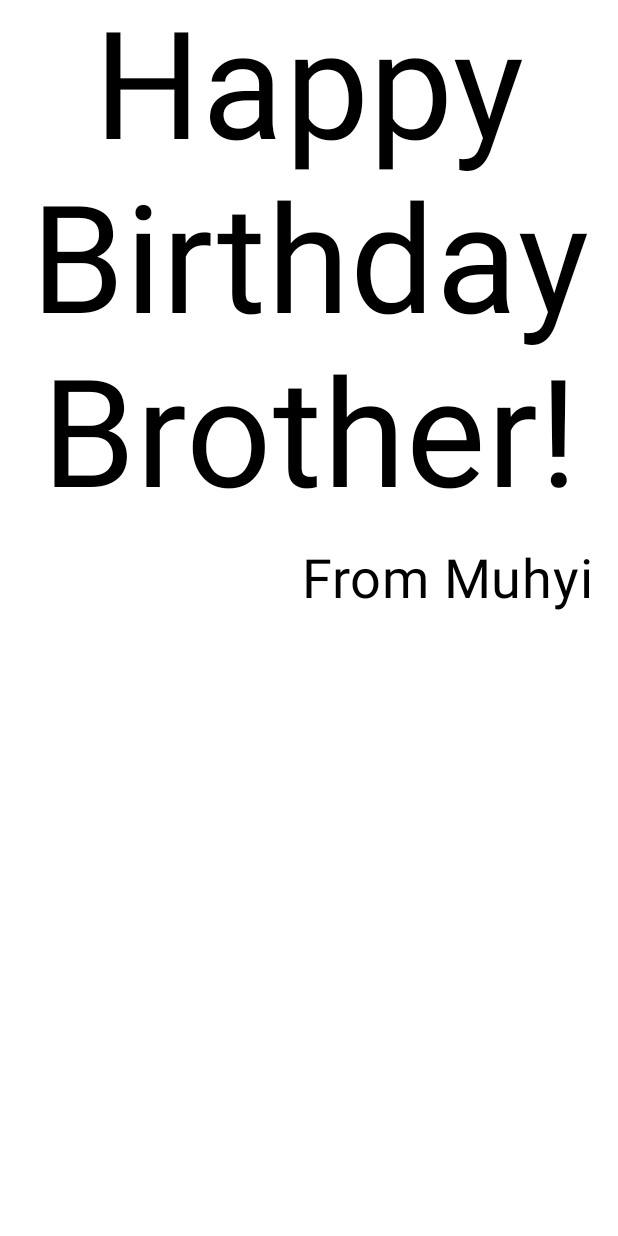
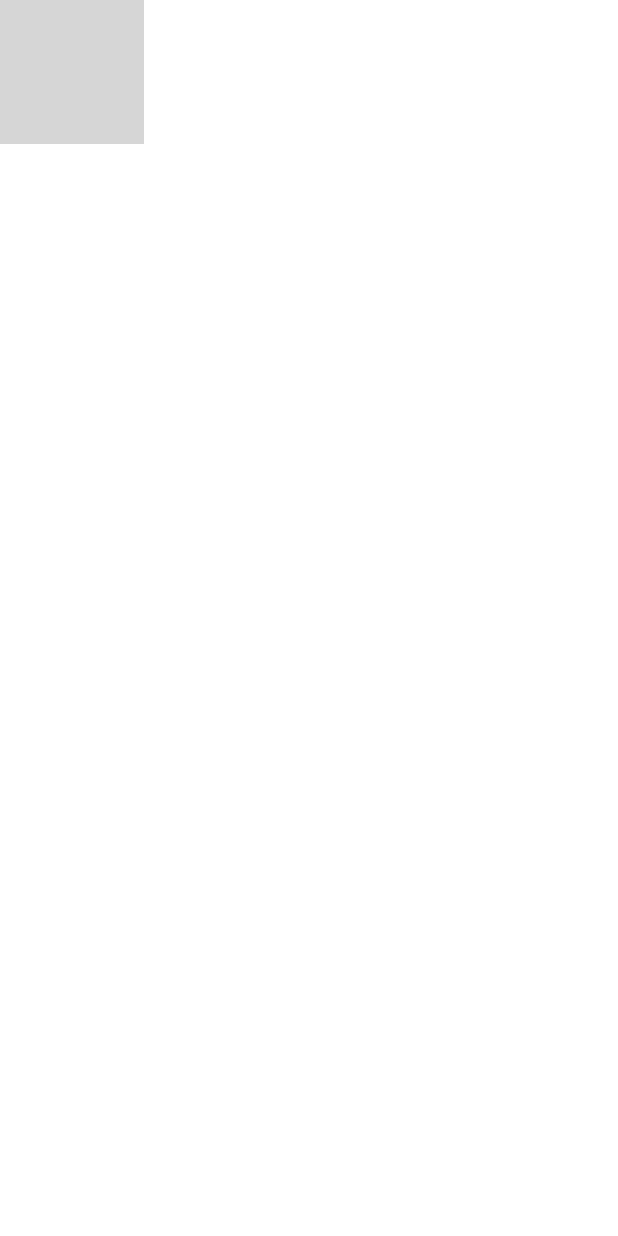
Before and after one commit to muhyi7/Happy-Birthday, an Android app built with Jetpack Compose: the @Preview function BirthdayCardPreview, on a phone screen of 412 x 824 dp. Run offline under Robolectric (Android 15) with nearby library versions, the phone set to English and light mode, and no system bars; grey boxes are pictures that could not be loaded.

Commit message:
add image

```diff
--- a/app/src/main/java/com/polije/happybirthday/MainActivity.kt
+++ b/app/src/main/java/com/polije/happybirthday/MainActivity.kt
@@ -4,6 +4,7 @@ import android.os.Bundle
 import android.os.Message
 import androidx.activity.ComponentActivity
 import androidx.activity.compose.setContent
+import androidx.compose.foundation.Image
 import androidx.compose.foundation.layout.Arrangement
 import androidx.compose.foundation.layout.Column
 import androidx.compose.foundation.layout.Row
@@ -15,11 +16,13 @@ import androidx.compose.material3.Text
 import androidx.compose.runtime.Composable
 import androidx.compose.ui.Alignment
 import androidx.compose.ui.Modifier
+import androidx.compose.ui.res.painterResource
 import androidx.compose.ui.text.style.TextAlign
 import androidx.compose.ui.tooling.preview.Preview
 import androidx.compose.ui.unit.dp
 import androidx.compose.ui.unit.sp
 import com.polije.happybirthday.ui.theme.HappyBirthdayTheme
+import androidx.compose.foundation.Image
 
 class MainActivity : ComponentActivity() {
     override fun onCreate(savedInstanceState: Bundle?) {
@@ -59,11 +62,20 @@ fun GreetingText(message: String, from: String, modifier: Modifier = Modifier){
     }
 }
 
+@Composable
+fun GreetingImage(message: String, from: String, modifier: Modifier = Modifier){
+    val image = painterResource(R.drawable.androidparty)
+    Image(
+        painter = image,
+        contentDescription = null
+        )
+}
+
 
 @Preview(showBackground = true)
 @Composable
 fun BirthdayCardPreview() {
     HappyBirthdayTheme {
-        GreetingText(message = "Happy Birthday Brother!", from = "From Muhyi")
+        GreetingImage(message = "Happy Birthday Brother!", from = "From Muhyi")
     }
 }
```
Also changed, not shown: 1 other file.
